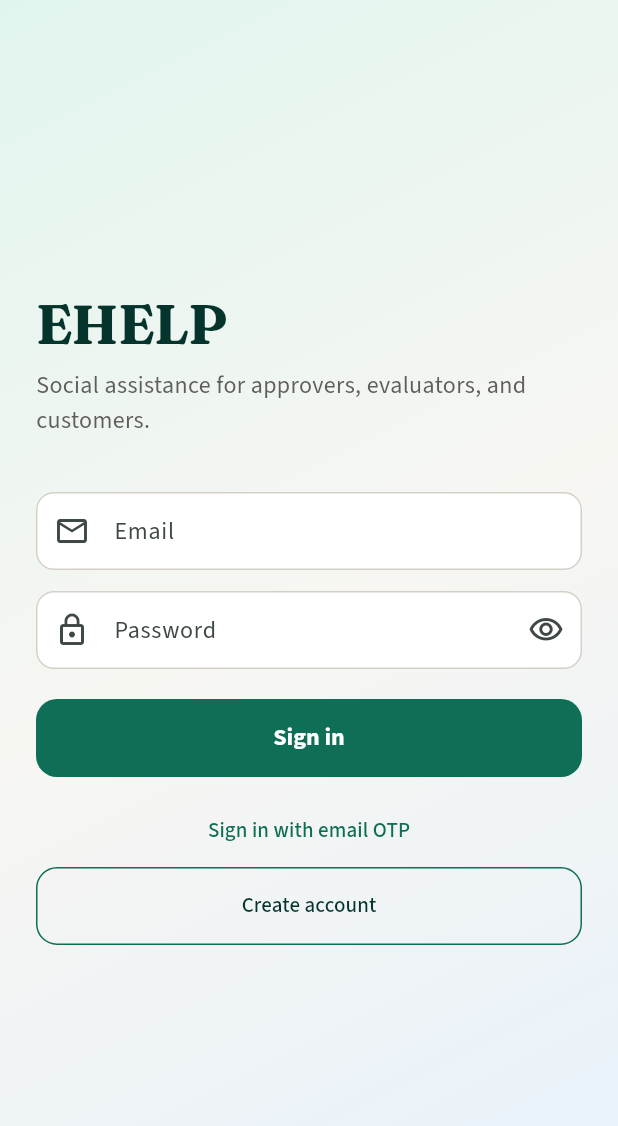
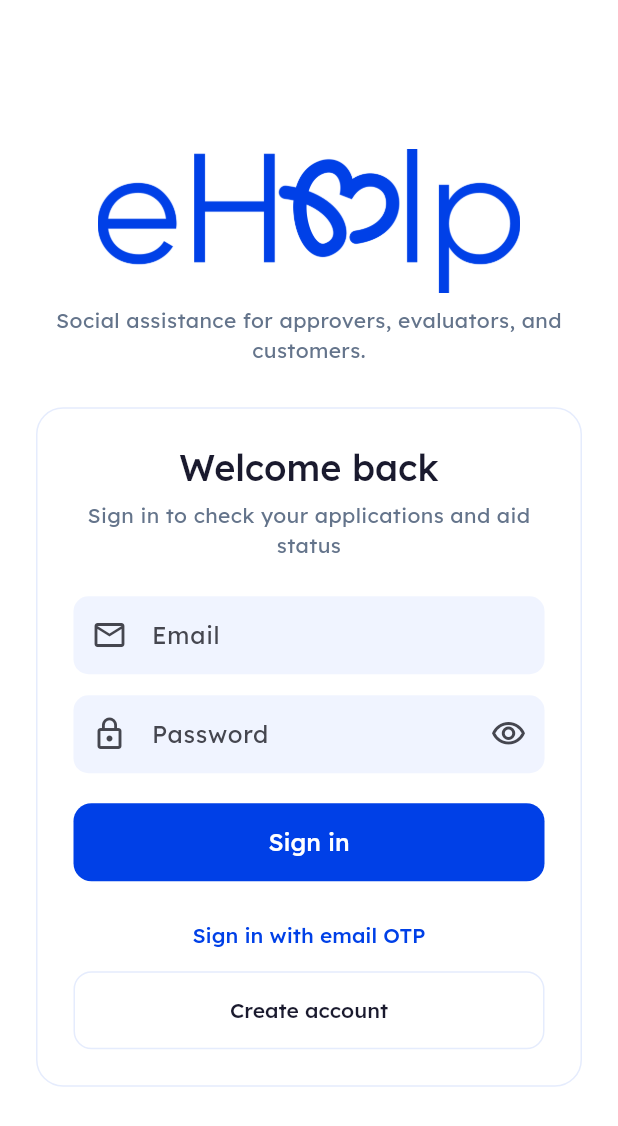
Before and after one commit to melcomaniel/ehelp-platform, a Flutter app: the screen it shows after launch, on a phone screen of 412 x 824 dp. Shown: the top 1126 px of the screen. Run offline on Flutter 3.47's test engine with Material 3 defaults, Android fonts, the phone set to English and light mode, and no system bars; our stand-ins replace flutter_riverpod, flutter_secure_storage, go_router, google_fonts, permission_handler, supabase_flutter and 1 more; missing offline and left inert: android_intent_plus, webview_flutter_android, webview_flutter_wkwebview; accounts and stored records are empty.

Commit message:
feat(mobile): adopt web design system and add confirm dialog
Mirror web/client design tokens in the Flutter app: Lexend type,
eGov blue palette, filled inputs, unified danger red. Add shared
confirm dialog (heart badge, blur barrier) wired into approver
decisions and all sign-out actions. Use heart-egov-letter wordmark
on login and customer app bar; register heart assets in pubspec.

```diff
--- a/mobile/lib/features/auth/screens/login_screen.dart
+++ b/mobile/lib/features/auth/screens/login_screen.dart
@@ -63,17 +63,7 @@ class _LoginScreenState extends ConsumerState<LoginScreen> {
 
     return Scaffold(
       body: Container(
-        decoration: const BoxDecoration(
-          gradient: LinearGradient(
-            begin: Alignment.topLeft,
-            end: Alignment.bottomRight,
-            colors: [
-              Color(0xFFE1F5EE),
-              Color(0xFFF7F6F2),
-              Color(0xFFE6F1FB),
-            ],
-          ),
-        ),
+        color: AppColors.surface,
         child: SafeArea(
           child: Center(
             child: SingleChildScrollView(
@@ -83,18 +73,48 @@ class _LoginScreenState extends ConsumerState<LoginScreen> {
                 child: Column(
                   crossAxisAlignment: CrossAxisAlignment.stretch,
                   children: [
-                    Text(
-                      'EHELP',
-                      style: Theme.of(context).textTheme.displaySmall?.copyWith(
-                            color: AppColors.forestDark,
-                          ),
+                    Image.asset(
+                      'lib/assets/heart-egov-letter.png',
+                      height: 96,
+                      fit: BoxFit.contain,
+                      color: AppColors.primary,
+                      colorBlendMode: BlendMode.srcIn,
                     ),
                     const SizedBox(height: 8),
                     const Text(
                       'Social assistance for approvers, evaluators, and customers.',
-                      style: TextStyle(color: AppColors.muted, fontSize: 16),
+                      textAlign: TextAlign.center,
+                      style: TextStyle(color: AppColors.muted, fontSize: 14),
                     ),
-                    const SizedBox(height: 36),
+                    const SizedBox(height: 28),
+                    Container(
+                      padding: const EdgeInsets.all(24),
+                      decoration: BoxDecoration(
+                        color: AppColors.card,
+                        borderRadius: BorderRadius.circular(18),
+                        border: Border.all(color: AppColors.line),
+                      ),
+                      child: Column(
+                        crossAxisAlignment: CrossAxisAlignment.stretch,
+                        children: [
+                          Text(
+                            'Welcome back',
+                            textAlign: TextAlign.center,
+                            style: Theme.of(context)
+                                .textTheme
+                                .headlineMedium
+                                ?.copyWith(fontSize: 24),
+                          ),
+                          const SizedBox(height: 6),
+                          const Text(
+                            'Sign in to check your applications and aid status',
+                            textAlign: TextAlign.center,
+                            style: TextStyle(
+                              color: AppColors.muted,
+                              fontSize: 14,
+                            ),
+                          ),
+                          const SizedBox(height: 24),
                           TextField(
                             controller: _email,
                             keyboardType: TextInputType.emailAddress,
@@ -130,13 +150,16 @@ class _LoginScreenState extends ConsumerState<LoginScreen> {
                                 ? const SizedBox(
                                     height: 22,
                                     width: 22,
-                              child: CircularProgressIndicator(strokeWidth: 2),
+                                    child: CircularProgressIndicator(
+                                      strokeWidth: 2,
+                                    ),
                                   )
                                 : Text(_useOtp ? 'Send OTP' : 'Sign in'),
                           ),
                           const SizedBox(height: 12),
                           TextButton(
-                      onPressed: () => setState(() => _useOtp = !_useOtp),
+                            onPressed: () =>
+                                setState(() => _useOtp = !_useOtp),
                             child: Text(
                               _useOtp
                                   ? 'Use password instead'
@@ -146,6 +169,9 @@ class _LoginScreenState extends ConsumerState<LoginScreen> {
                           OutlinedButton(
                             onPressed: () => context.push('/register'),
                             child: const Text('Create account'),
+                          ),
+                        ],
+                      ),
                     ),
                   ],
                 ),
--- a/mobile/lib/features/shared/widgets/common_widgets.dart
+++ b/mobile/lib/features/shared/widgets/common_widgets.dart
@@ -104,7 +104,7 @@ Color statusColor(String status) {
       return AppColors.forest;
     case 'declined':
     case 'cancelled':
-      return const Color(0xFFA32D2D);
+      return AppColors.danger;
     case 'recommended':
     case 'under_review':
       return AppColors.clay;
@@ -118,7 +118,7 @@ Color statusColor(String status) {
 Color priorityColor(String priority) {
   switch (priority) {
     case 'urgent':
-      return const Color(0xFFA32D2D);
+      return AppColors.danger;
     case 'high':
       return AppColors.clay;
     case 'medium':
--- a/mobile/lib/theme/app_theme.dart
+++ b/mobile/lib/theme/app_theme.dart
@@ -1,7 +1,21 @@
 import 'package:flutter/material.dart';
 import 'package:google_fonts/google_fonts.dart';
 
+/// Tokens mirrored from the web design system (web/client globals.css).
 class AppColors {
+  static const primary = Color(0xFF0040E7);
+  static const primaryDark = Color(0xFF0035C2);
+  static const accent = Color(0xFFFCD116);
+  static const danger = Color(0xFFCE1126);
+  static const ink = Color(0xFF1A1A2E);
+  static const muted = Color(0xFF64748B);
+  static const surface = Color(0xFFFFFFFF);
+  static const card = Color(0xFFFFFFFF);
+  static const secondary = Color(0xFFF0F4FF);
+  static const mutedBg = Color(0xFFF5F7FA);
+  static const line = Color(0x1A0040E7);
+
+  // Status palette for badges (not part of the web token set).
   static const forest = Color(0xFF0F6E56);
   static const forestDark = Color(0xFF04342C);
   static const clay = Color(0xFF993C1D);
@@ -9,11 +23,6 @@ class AppColors {
   static const ocean = Color(0xFF185FA5);
   static const oceanDark = Color(0xFF042C53);
   static const rose = Color(0xFF993556);
-  static const ink = Color(0xFF2C2C2A);
-  static const muted = Color(0xFF5F5E5A);
-  static const surface = Color(0xFFF7F6F2);
-  static const card = Color(0xFFFFFFFF);
-  static const line = Color(0xFFD3D1C7);
 }
 
 class AppTheme {
@@ -22,44 +31,47 @@ class AppTheme {
       useMaterial3: true,
       brightness: Brightness.light,
       colorScheme: ColorScheme.fromSeed(
-        seedColor: AppColors.forest,
+        seedColor: AppColors.primary,
         brightness: Brightness.light,
-        primary: AppColors.forest,
-        secondary: AppColors.ocean,
+        primary: AppColors.primary,
+        secondary: AppColors.secondary,
         surface: AppColors.surface,
-        error: const Color(0xFFA32D2D),
+        error: AppColors.danger,
       ),
       scaffoldBackgroundColor: AppColors.surface,
     );
 
+    final lexend = GoogleFonts.lexendTextTheme(base.textTheme);
+
     return base.copyWith(
-      textTheme: GoogleFonts.sourceSans3TextTheme(base.textTheme).copyWith(
-        displaySmall: GoogleFonts.fraunces(
-          fontWeight: FontWeight.w700,
+      textTheme: lexend.copyWith(
+        displaySmall: GoogleFonts.lexend(
+          fontWeight: FontWeight.w600,
           color: AppColors.ink,
           letterSpacing: -0.5,
         ),
-        headlineMedium: GoogleFonts.fraunces(
+        headlineMedium: GoogleFonts.lexend(
+          fontWeight: FontWeight.w500,
+          color: AppColors.ink,
+        ),
+        headlineSmall: GoogleFonts.lexend(
+          fontWeight: FontWeight.w500,
+          color: AppColors.ink,
+        ),
+        titleLarge: GoogleFonts.lexend(
           fontWeight: FontWeight.w600,
           color: AppColors.ink,
         ),
-        headlineSmall: GoogleFonts.fraunces(
-          fontWeight: FontWeight.w600,
-          color: AppColors.ink,
-        ),
-        titleLarge: GoogleFonts.sourceSans3(
-          fontWeight: FontWeight.w700,
-          color: AppColors.ink,
-        ),
+        bodyMedium: GoogleFonts.lexend(color: AppColors.ink),
       ),
       appBarTheme: AppBarTheme(
         backgroundColor: AppColors.surface,
         foregroundColor: AppColors.ink,
         elevation: 0,
         centerTitle: false,
-        titleTextStyle: GoogleFonts.fraunces(
-          fontSize: 22,
-          fontWeight: FontWeight.w600,
+        titleTextStyle: GoogleFonts.lexend(
+          fontSize: 20,
+          fontWeight: FontWeight.w500,
           color: AppColors.ink,
         ),
       ),
@@ -67,52 +79,59 @@ class AppTheme {
         color: AppColors.card,
         elevation: 0,
         shape: RoundedRectangleBorder(
-          borderRadius: BorderRadius.circular(16),
+          borderRadius: BorderRadius.circular(14),
           side: const BorderSide(color: AppColors.line),
         ),
       ),
       inputDecorationTheme: InputDecorationTheme(
         filled: true,
-        fillColor: Colors.white,
+        fillColor: AppColors.secondary,
         border: OutlineInputBorder(
-          borderRadius: BorderRadius.circular(12),
-          borderSide: const BorderSide(color: AppColors.line),
+          borderRadius: BorderRadius.circular(10),
+          borderSide: BorderSide.none,
         ),
         enabledBorder: OutlineInputBorder(
-          borderRadius: BorderRadius.circular(12),
-          borderSide: const BorderSide(color: AppColors.line),
+          borderRadius: BorderRadius.circular(10),
+          borderSide: BorderSide.none,
         ),
         focusedBorder: OutlineInputBorder(
-          borderRadius: BorderRadius.circular(12),
-          borderSide: const BorderSide(color: AppColors.forest, width: 1.5),
+          borderRadius: BorderRadius.circular(10),
+          borderSide: const BorderSide(color: AppColors.primary, width: 1.5),
         ),
         contentPadding: const EdgeInsets.symmetric(horizontal: 16, vertical: 14),
       ),
       filledButtonTheme: FilledButtonThemeData(
         style: FilledButton.styleFrom(
-          backgroundColor: AppColors.forest,
+          backgroundColor: AppColors.primary,
           foregroundColor: Colors.white,
           minimumSize: const Size.fromHeight(52),
-          shape: RoundedRectangleBorder(borderRadius: BorderRadius.circular(14)),
-          textStyle: GoogleFonts.sourceSans3(
-            fontWeight: FontWeight.w700,
+          shape: RoundedRectangleBorder(borderRadius: BorderRadius.circular(12)),
+          textStyle: GoogleFonts.lexend(
+            fontWeight: FontWeight.w500,
             fontSize: 16,
           ),
         ),
       ),
       outlinedButtonTheme: OutlinedButtonThemeData(
         style: OutlinedButton.styleFrom(
-          foregroundColor: AppColors.forestDark,
+          foregroundColor: AppColors.ink,
           minimumSize: const Size.fromHeight(52),
-          side: const BorderSide(color: AppColors.forest),
-          shape: RoundedRectangleBorder(borderRadius: BorderRadius.circular(14)),
+          side: const BorderSide(color: AppColors.line),
+          shape: RoundedRectangleBorder(borderRadius: BorderRadius.circular(12)),
+          textStyle: GoogleFonts.lexend(fontWeight: FontWeight.w500),
+        ),
+      ),
+      textButtonTheme: TextButtonThemeData(
+        style: TextButton.styleFrom(
+          foregroundColor: AppColors.primary,
+          textStyle: GoogleFonts.lexend(fontWeight: FontWeight.w500),
         ),
       ),
       chipTheme: ChipThemeData(
-        backgroundColor: const Color(0xFFE1F5EE),
-        labelStyle: GoogleFonts.sourceSans3(
-          color: AppColors.forestDark,
-          fontWeight: FontWeight.w600,
+        backgroundColor: AppColors.secondary,
+        labelStyle: GoogleFonts.lexend(
+          color: AppColors.primary,
+          fontWeight: FontWeight.w500,
         ),
         side: BorderSide.none,
         shape: RoundedRectangleBorder(borderRadius: BorderRadius.circular(8)),
--- a/mobile/pubspec.yaml
+++ b/mobile/pubspec.yaml
@@ -71,6 +71,10 @@ flutter:
   # the material Icons class.
   uses-material-design: true
 
+  assets:
+    - lib/assets/heart-egov.png
+    - lib/assets/heart-egov-letter.png
+
   # To add assets to your application, add an assets section, like this:
   # assets:
   #   - images/a_dot_burr.jpeg
```
Also changed, not shown: mobile/lib/features/approver/screens/approver_screens.dart (+19 -4 lines), mobile/lib/features/customer/screens/customer_screens.dart (+20 -4 lines), mobile/lib/features/evaluator/screens/evaluator_screens.dart (+8 -2 lines), mobile/lib/features/shared/widgets/app_confirm_dialog.dart (added, +175 -0 lines), mobile/lib/assets/heart-egov-letter.png (added), mobile/lib/assets/heart-egov.png (added). Lines whose indentation alone changed are shown as unchanged.
